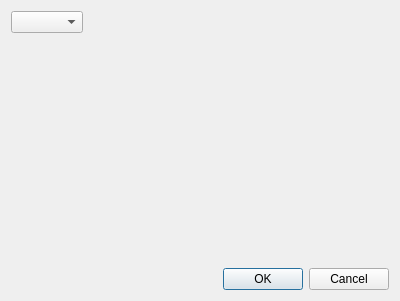
Qt form src/editor/objecteditor/ui/unitselectiondialog.ui (tdauth/wc3lib) before a commit.
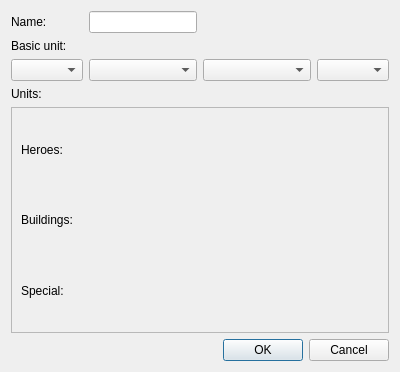
The same form after that commit. Custom widgets are drawn as their Qt base class.

The edit to the form file:
```diff
--- a/src/editor/objecteditor/ui/unitselectiondialog.ui
+++ b/src/editor/objecteditor/ui/unitselectiondialog.ui
@@ -7,49 +7,121 @@
     <x>0</x>
     <y>0</y>
     <width>400</width>
-    <height>301</height>
+    <height>372</height>
    </rect>
   </property>
   <property name="windowTitle">
    <string>Dialog</string>
   </property>
-  <layout class="QGridLayout" name="gridLayout">
-   <item row="0" column="0">
-    <widget class="KComboBox" name="m_raceComboBox"/>
-   </item>
-   <item row="0" column="1">
-    <spacer name="horizontalSpacer">
-     <property name="orientation">
-      <enum>Qt::Horizontal</enum>
+  <layout class="QGridLayout" name="gridLayout_5">
+   <item row="3" column="0">
+    <widget class="QLabel" name="m_unitsLabel">
+     <property name="text">
+      <string>Units:</string>
      </property>
-     <property name="sizeHint" stdset="0">
-      <size>
-       <width>307</width>
-       <height>20</height>
-      </size>
-     </property>
-    </spacer>
+    </widget>
    </item>
-   <item row="1" column="0">
-    <spacer name="verticalSpacer">
-     <property name="orientation">
-      <enum>Qt::Vertical</enum>
-     </property>
-     <property name="sizeHint" stdset="0">
-      <size>
-       <width>20</width>
-       <height>40</height>
-      </size>
-     </property>
-    </spacer>
-   </item>
-   <item row="2" column="0" colspan="2">
+   <item row="9" column="2" colspan="2">
     <widget class="KDialogButtonBox" name="m_dialogButtonBox">
      <property name="standardButtons">
       <set>QDialogButtonBox::Cancel|QDialogButtonBox::Ok</set>
      </property>
     </widget>
    </item>
+   <item row="2" column="3">
+    <widget class="KComboBox" name="m_levelComboBox"/>
+   </item>
+   <item row="2" column="2">
+    <widget class="KComboBox" name="m_tilesetComboBox"/>
+   </item>
+   <item row="2" column="1">
+    <widget class="KComboBox" name="m_meleeComboBox"/>
+   </item>
+   <item row="0" column="2">
+    <spacer name="horizontalSpacer_2">
+     <property name="orientation">
+      <enum>Qt::Horizontal</enum>
+     </property>
+     <property name="sizeHint" stdset="0">
+      <size>
+       <width>40</width>
+       <height>20</height>
+      </size>
+     </property>
+    </spacer>
+   </item>
+   <item row="2" column="0">
+    <widget class="KComboBox" name="m_raceComboBox"/>
+   </item>
+   <item row="1" column="0">
+    <widget class="QLabel" name="m_basicUnitLabel">
+     <property name="text">
+      <string>Basic unit:</string>
+     </property>
+    </widget>
+   </item>
+   <item row="0" column="1">
+    <widget class="KLineEdit" name="m_nameLineEdit"/>
+   </item>
+   <item row="0" column="0">
+    <widget class="QLabel" name="m_nameLabel">
+     <property name="text">
+      <string>Name:</string>
+     </property>
+    </widget>
+   </item>
+   <item row="4" column="0" colspan="4">
+    <widget class="QScrollArea" name="m_scrollArea">
+     <property name="widgetResizable">
+      <bool>true</bool>
+     </property>
+     <widget class="QWidget" name="scrollAreaWidgetContents">
+      <property name="geometry">
+       <rect>
+        <x>0</x>
+        <y>0</y>
+        <width>386</width>
+        <height>240</height>
+       </rect>
+      </property>
+      <layout class="QGridLayout" name="gridLayout">
+       <item row="0" column="0">
+        <layout class="QGridLayout" name="m_unitsGridLayout"/>
+       </item>
+       <item row="1" column="0">
+        <widget class="QLabel" name="m_heroesLabel">
+         <property name="text">
+          <string>Heroes:</string>
+         </property>
+        </widget>
+       </item>
+       <item row="3" column="0">
+        <widget class="QLabel" name="m_buildingsLabel">
+         <property name="text">
+          <string>Buildings:</string>
+         </property>
+        </widget>
+       </item>
+       <item row="4" column="0">
+        <layout class="QGridLayout" name="m_buildingsGridLayout"/>
+       </item>
+       <item row="2" column="0">
+        <layout class="QGridLayout" name="m_heroesGridLayout"/>
+       </item>
+       <item row="5" column="0">
+        <widget class="QLabel" name="m_specialLabel">
+         <property name="text">
+          <string>Special:</string>
+         </property>
+        </widget>
+       </item>
+       <item row="6" column="0">
+        <layout class="QGridLayout" name="m_specialGridLayout"/>
+       </item>
+      </layout>
+     </widget>
+    </widget>
+   </item>
   </layout>
  </widget>
  <customwidgets>
@@ -63,6 +135,11 @@
    <extends>QComboBox</extends>
    <header>kcombobox.h</header>
   </customwidget>
+  <customwidget>
+   <class>KLineEdit</class>
+   <extends>QLineEdit</extends>
+   <header>klineedit.h</header>
+  </customwidget>
  </customwidgets>
  <resources/>
  <connections>
```
